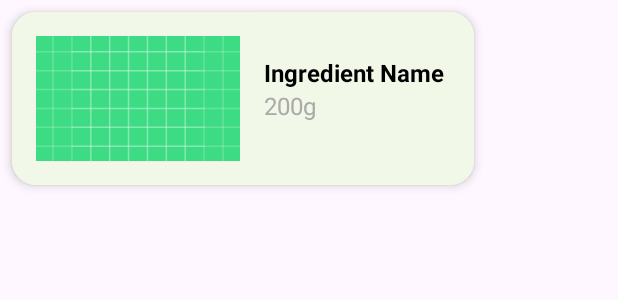
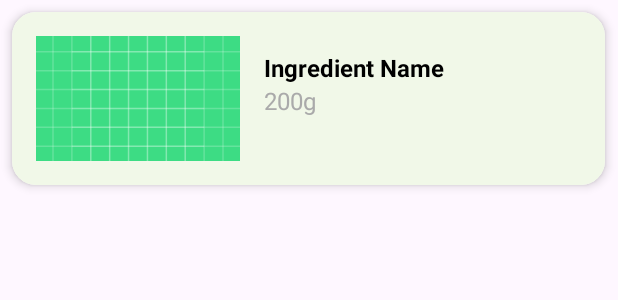
Before and after one commit to YoussefGamalShehata/Food-Planer-Application, an Android app: the layout ingredientsrow.xml on its own in the app's theme, with its tools: preview values and no code run, on a phone screen of 412 x 824 dp. Shown: the top 300 px of the screen. Run offline under Robolectric (Android 15) with nearby library versions, the light colour scheme and no system bars; Roboto replaces fonts that are not available here.

Commit message:
UI Enhancement

```diff
--- a/sourceCode/app/src/main/java/com/example/yumyay_chef/calender/view/CalenderAdapter.java
+++ b/sourceCode/app/src/main/java/com/example/yumyay_chef/calender/view/CalenderAdapter.java
@@ -87,7 +87,7 @@ public class CalenderAdapter extends RecyclerView.Adapter<CalenderAdapter.ViewHo
             @Override
             public void onClick(View view) {
                 new AlertDialog.Builder(context)
-                        .setMessage("Are you sure you want to remove this meal from favorites?")
+                        .setMessage("Are you sure you want to remove this meal from Plan?")
                         .setPositiveButton("Yes", (dialog, which) -> {
                             listener.onRemoveClick(values.get(position));
                             notifyItemRemoved(position);
--- a/sourceCode/app/src/main/res/layout/ingredientsrow.xml
+++ b/sourceCode/app/src/main/res/layout/ingredientsrow.xml
@@ -7,10 +7,10 @@
     app:cardElevation="4dp">
 
     <LinearLayout
-        android:layout_width="308dp"
+        android:layout_width="395dp"
         android:layout_height="match_parent"
+        android:background="#F1F8E8"
         android:gravity="center_vertical"
-        android:background="#F1F8E8"
         android:orientation="horizontal"
         android:padding="16dp">
 
@@ -20,12 +20,12 @@
             android:layout_width="136dp"
             android:layout_height="83dp"
             android:scaleType="centerCrop"
-        app:srcCompat="@drawable/ic_launcher_background" />
+            app:srcCompat="@drawable/ic_launcher_background" />
 
         <!-- Ingredient Name and Quantity -->
         <LinearLayout
-            android:layout_width="132dp"
-            android:layout_height="56dp"
+            android:layout_width="164dp"
+            android:layout_height="63dp"
             android:layout_marginStart="16dp"
             android:orientation="vertical">
 
```
Also changed, not shown: sourceCode/app/src/main/java/com/example/yumyay_chef/mealsDetails/view/MainCalenderFragment.java (+8 -0 lines), sourceCode/app/src/main/java/com/example/yumyay_chef/mealsDetails/view/MealContentFragment.java (+36 -0 lines).
